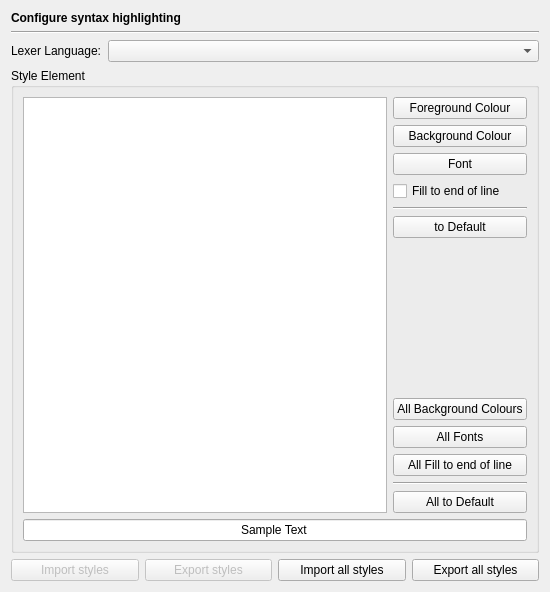
testmana2/test, file Preferences/ConfigurationPages/EditorHighlightingStylesPage.ui: the form before one commit.
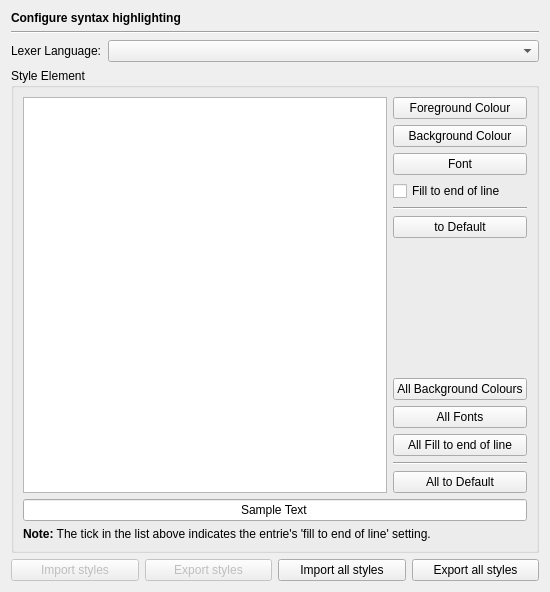
The form after the commit.

Commit message: Added some explanatory note to the editor highlighter styles configuration page.

Diff of the .ui file:
```diff
--- a/Preferences/ConfigurationPages/EditorHighlightingStylesPage.ui
+++ b/Preferences/ConfigurationPages/EditorHighlightingStylesPage.ui
@@ -201,7 +201,17 @@
         <property name="alignment" >
          <set>Qt::AlignHCenter</set>
         </property>
-        <property name="readOnly" >
+        <property name="readOnly">
+         <bool>true</bool>
+        </property>
+       </widget>
+      </item>
+      <item row="13" column="0" colspan="2">
+       <widget class="QLabel" name="label">
+        <property name="text">
+         <string>&lt;b&gt;Note:&lt;/b&gt; The tick in the list above indicates the entrie's 'fill to end of line' setting.</string>
+        </property>
+        <property name="wordWrap">
          <bool>true</bool>
         </property>
        </widget>
```
Left out of the diff: 183 changed lines with no effect on the pictures. The commit also changes 11 other files.
